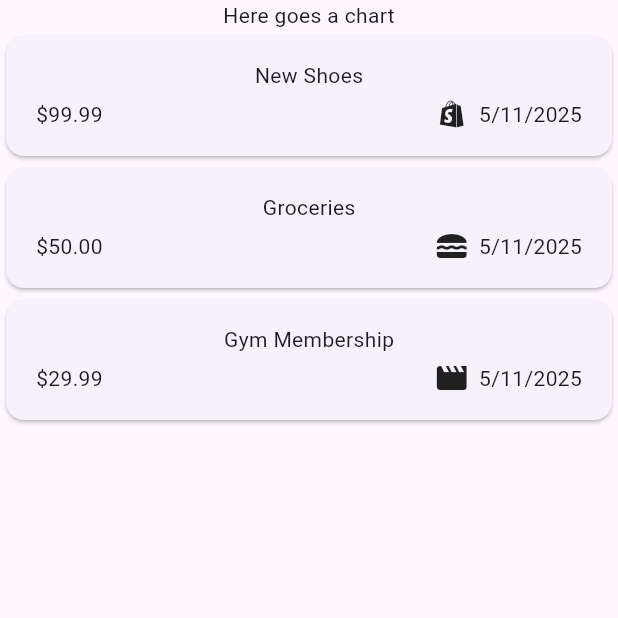
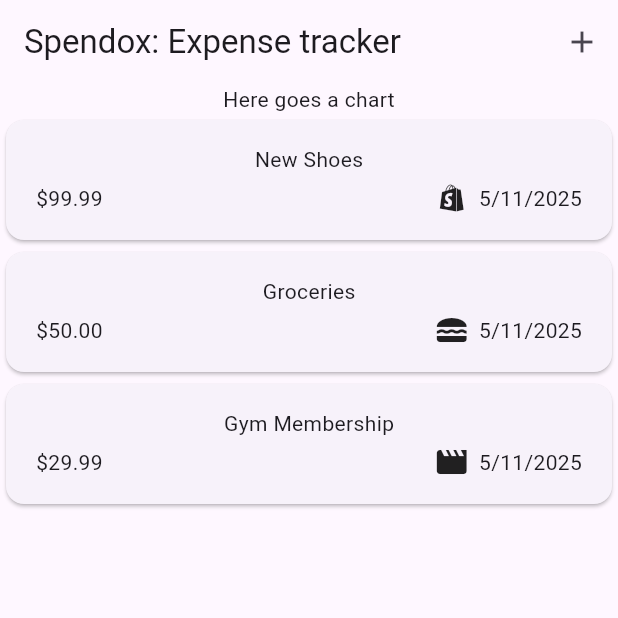
Before and after one commit to AlbertoJTD/Spendox, a Flutter app: the screen it shows after launch, on a phone screen of 412 x 824 dp, the top half of it. Run offline on Flutter 3.47's test engine with Material 3 defaults, Android fonts, the light colour scheme and no system bars.

Commit message:
Setup AppBar section

```diff
--- a/lib/widgets/expenses/start_screen.dart
+++ b/lib/widgets/expenses/start_screen.dart
@@ -22,6 +22,15 @@ class _StartScreenState extends State<StartScreen> {
   @override
   Widget build(BuildContext context) {
     return Scaffold(
+      appBar: AppBar(
+        title: Text('Spendox: Expense tracker'),
+        actions: [
+          IconButton(
+            onPressed: () {},
+            icon: Icon(Icons.add)
+          ),
+        ]
+      ),
       body: Column(
         children: [
           const Text(
```
